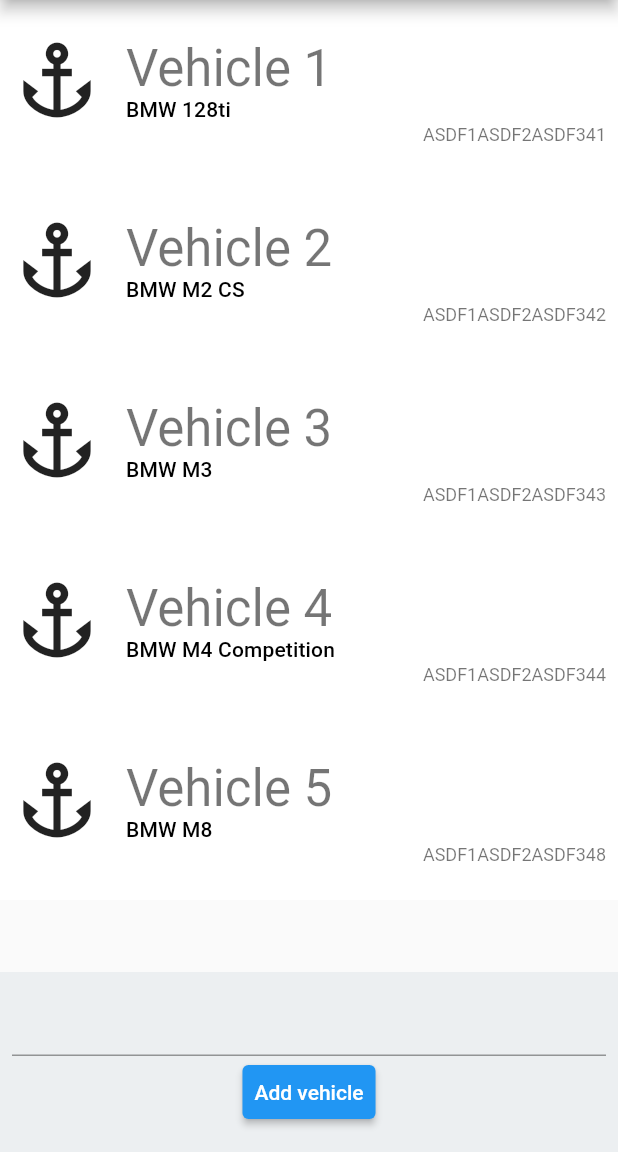
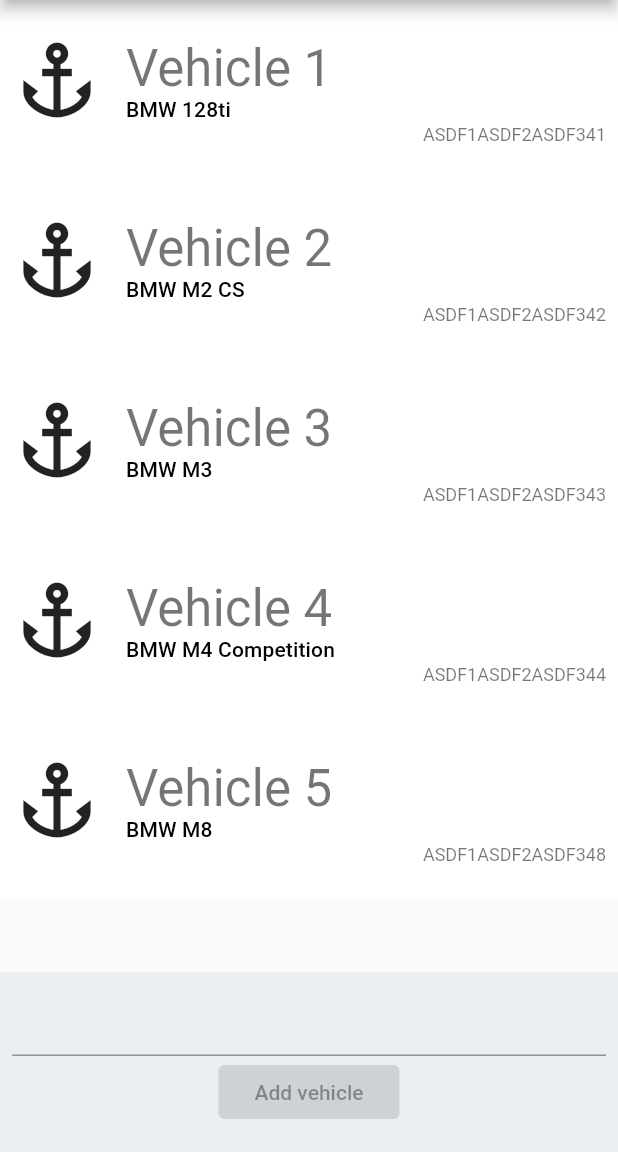
Before and after one commit to arbielsk/garage_app, a Flutter app: the screen it shows after launch, on a phone screen of 412 x 824 dp, the part 84-1236 px from its top. Run offline on Flutter 3.47's test engine with Material 2 defaults, Android fonts, the phone set to English and light mode, and no system bars; our stand-ins replace bloc, flutter_bloc.

Commit message:
Add Vehicle to Garage function

```diff
--- a/lib/main.dart
+++ b/lib/main.dart
@@ -5,10 +5,13 @@
   runApp(MyApp());
 }
 
+final mainScaffoldMessengerKey = GlobalKey<ScaffoldMessengerState>();
+
 class MyApp extends StatelessWidget {
   @override
   Widget build(BuildContext context) {
     return MaterialApp(
+      scaffoldMessengerKey: mainScaffoldMessengerKey,
       title: 'Flutter Demo',
       theme: ThemeData(
         primarySwatch: Colors.blue,
--- a/lib/widget/add_vehicle_footer.dart
+++ b/lib/widget/add_vehicle_footer.dart
@@ -1,30 +1,75 @@
 import 'package:flutter/material.dart';
+import 'package:flutter_bloc/flutter_bloc.dart';
+import 'package:garage_app/bloc/garage_bloc/bloc.dart';
+import 'package:garage_app/bloc/garage_bloc/event.dart';
+import 'package:garage_app/util/vin_validator.dart';
 
-class AddVehicleFooter extends StatelessWidget {
+class AddVehicleFooter extends StatefulWidget {
+  @override
+  _AddVehicleFooterState createState() => _AddVehicleFooterState();
+}
+
+class _AddVehicleFooterState extends State<AddVehicleFooter> {
+  final _color = Colors.blueGrey[50];
   static const _containerHeight = 120.0;
   static const _padding = 8.0;
   static const _text = 'Add vehicle';
-  final _color = Colors.blueGrey[50];
+  bool _isValid = false;
+  late TextEditingController _textEditingController;
+  final GlobalKey<FormState> formKey = GlobalKey();
+
+  @override
+  void initState() {
+    _textEditingController = TextEditingController();
+    super.initState();
+  }
 
   @override
   Widget build(BuildContext context) {
-    return Container(
+    return Form(
+      key: formKey,
+      child: Container(
         padding: EdgeInsets.all(_padding),
         height: _containerHeight,
         color: _color,
         child: Column(children: [
-        TextField(),
+          TextFormField(
+            controller: _textEditingController,
+            style: TextStyle(color: _isValid ? Colors.black : Colors.red),
+            onChanged: (String value) {
+              setState(() {
+                _isValid = formKey.currentState!.validate();
+              });
+            },
+            validator: (value) {
+              if (value != null && !validateVin(value)) {
+                return 'Invalid Vin Number';
+              }
+              return null;
+            },
+          ),
           ElevatedButton(
-          style: ButtonStyle(
-              padding: MaterialStateProperty.all(EdgeInsets.all(8))),
-          onPressed: () {
-            print('tapped');
-          },
+            onPressed: _isValid
+                ? () {
+                    BlocProvider.of<GarageBloc>(context).add(
+                        AddVehicleToGarageEvent(_textEditingController.text));
+                  }
+                : null,
+            child: Container(
+              padding: EdgeInsets.all(_padding),
               child: Text(
                 _text,
               ),
             ),
+          ),
         ]),
+      ),
     );
   }
+
+  @override
+  void dispose() {
+    _textEditingController.dispose();
+    super.dispose();
   }
+}
--- a/lib/widget/garage_screen.dart
+++ b/lib/widget/garage_screen.dart
@@ -2,6 +2,7 @@
 import 'package:flutter_bloc/flutter_bloc.dart';
 import 'package:garage_app/bloc/garage_bloc/bloc.dart';
 import 'package:garage_app/bloc/garage_bloc/state.dart';
+import 'package:garage_app/main.dart';
 import 'package:garage_app/widget/add_vehicle_footer.dart';
 import 'package:garage_app/widget/vehicle_list_item.dart';
 import 'package:garage_app/widget/vehicle_route.dart';
@@ -9,6 +10,7 @@
 class GarageScreen extends StatelessWidget {
   static const _color = Colors.blueGrey;
   static const _text = 'Garage';
+  static GlobalKey globalStackKey = GlobalKey();
 
   @override
   Widget build(BuildContext context) {
@@ -19,13 +21,16 @@
       ),
       body: BlocBuilder<GarageBloc, GarageBlocState>(
         builder: (context, state) {
-          if (state is InitialState || state is LoadVehiclesState) {
+          print(state);
+          if (state is InitialState ||
+              state is LoadVehiclesState ||
+              state is AddVehicleState) {
             return Center(
               child: CircularProgressIndicator(),
             );
           }
           if (state is LoadVehiclesSuccessState) {
-            return Stack(children: [
+            return Stack(key: globalStackKey, children: [
               ListView.builder(
                   itemCount: state.vehicles.length,
                   itemBuilder: (BuildContext ctx, int index) {
@@ -57,6 +62,30 @@
                 ));
           }
 
+          if (state is AddVehicleSuccessState) {
+            WidgetsBinding.instance!.addPostFrameCallback((_) {
+              mainScaffoldMessengerKey.currentState!.showSnackBar(
+                new SnackBar(
+                  content: Text(
+                    'Vehicle with vin ${state.vin} has been successfully added',
+                  ),
+                  backgroundColor: Colors.green,
+                ),
+              );
+            });
+          }
+          if (state is AddVehicleFailState) {
+            WidgetsBinding.instance!.addPostFrameCallback((_) {
+              mainScaffoldMessengerKey.currentState!.showSnackBar(
+                new SnackBar(
+                  content: Text(
+                    'Vehicle with vin ${state.vin} could not be added',
+                  ),
+                  backgroundColor: Colors.red,
+                ),
+              );
+            });
+          }
           return Container();
         },
       ),
```
Also changed, not shown: lib/bloc/garage_bloc/bloc.dart (+16 -0 lines), lib/bloc/garage_bloc/state.dart (+2 -38 lines), lib/widget/vehicle_screen.dart (+1 -10 lines), 3 other files. Lines whose indentation alone changed are shown as unchanged.
